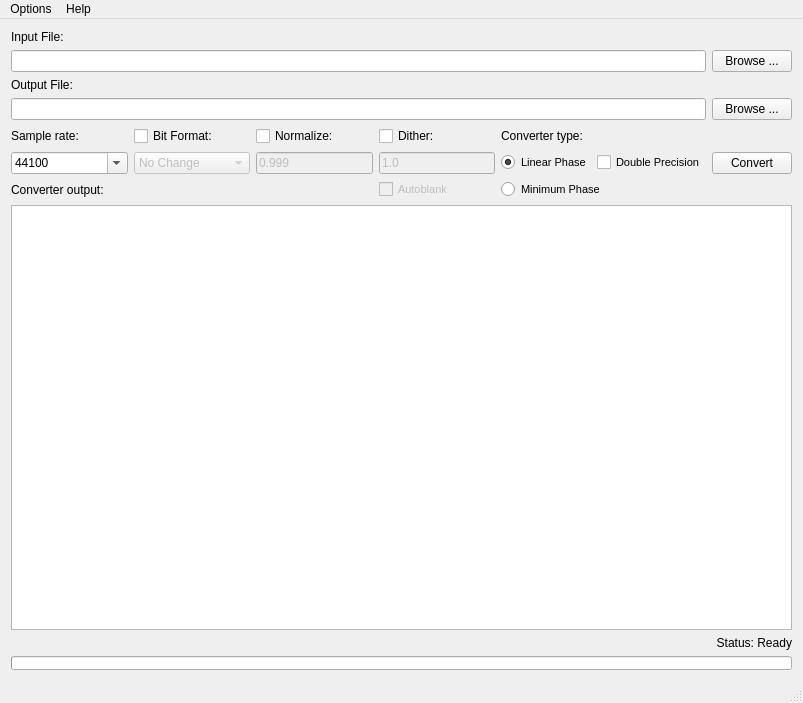
Before: the Qt Designer form ferocious/mainwindow.ui in jniemann66/ferocious, drawn with Qt 5.
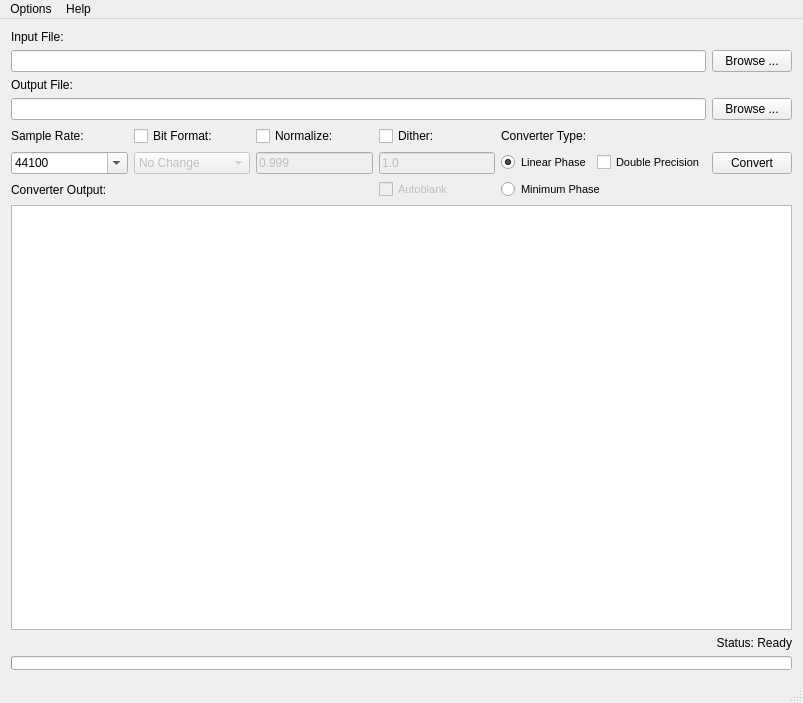
After: the same form once the commit is applied. Icons and pictures are not drawn. Custom widgets are drawn as their Qt base class.

What changed in the file:
```diff
--- a/ferocious/mainwindow.ui
+++ b/ferocious/mainwindow.ui
@@ -85,7 +85,7 @@
 Linear Phase is the default. (If you are unsure, use Linear Phase)</string>
       </property>
       <property name="text">
-       <string>Converter type:</string>
+       <string>Converter Type:</string>
       </property>
      </widget>
     </item>
@@ -377,7 +377,7 @@
     <item row="6" column="0" colspan="2">
      <widget class="QLabel" name="ConverterOutputLabel">
       <property name="text">
-       <string>Converter output:</string>
+       <string>Converter Output:</string>
       </property>
      </widget>
     </item>
@@ -406,7 +406,7 @@
        <string/>
       </property>
       <property name="text">
-       <string>Sample rate:</string>
+       <string>Sample Rate:</string>
       </property>
      </widget>
     </item>
```
